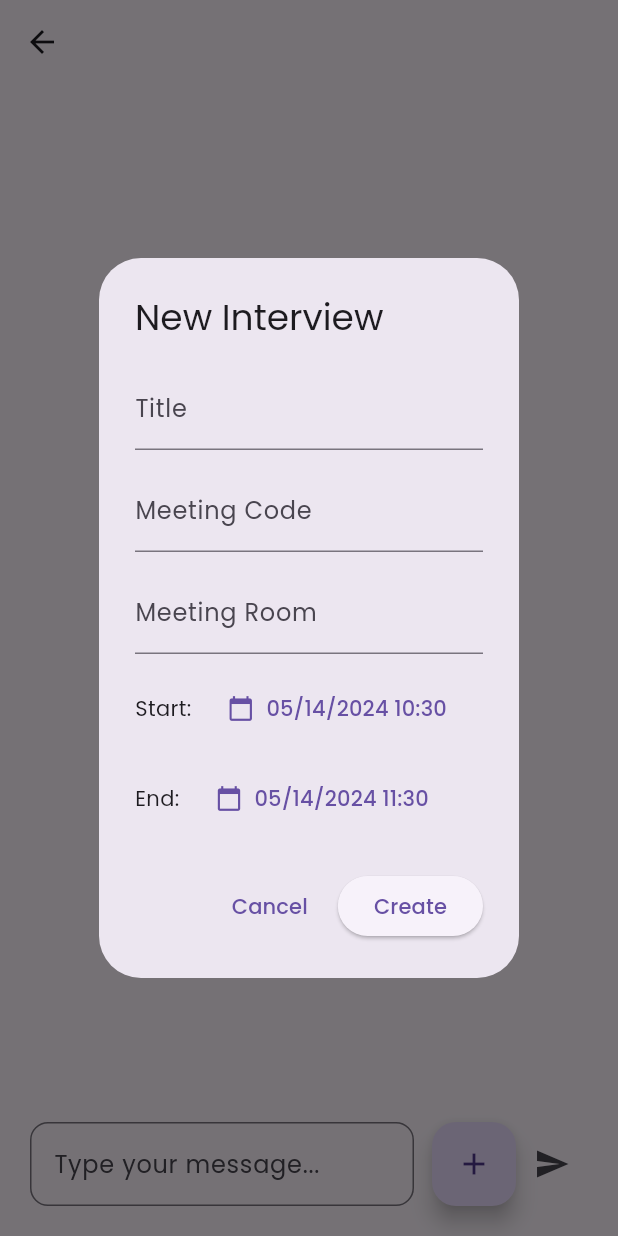
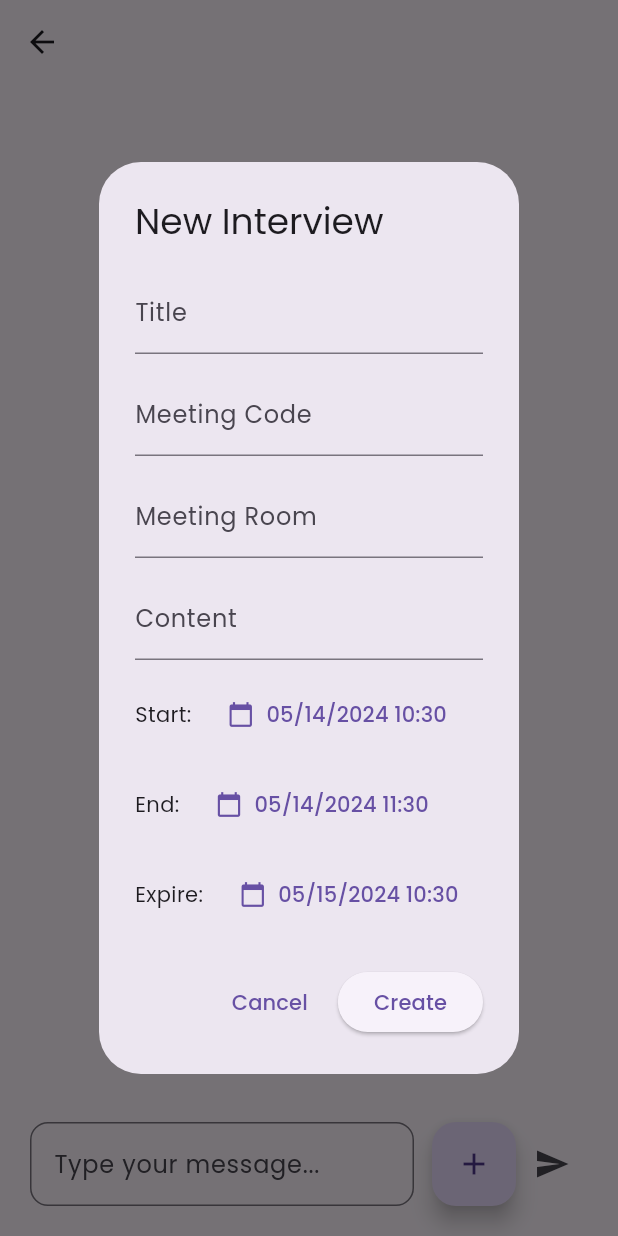
Before and after one commit to vinhhien1012001/Mobile_FinalProject, a Flutter app: the MessagesDetails screen opened directly with empty values, after a tap on the "add" icon, on a phone screen of 412 x 824 dp. Run offline on Flutter 3.47's test engine with Material 3 defaults, Android fonts, the phone set to English and light mode, and no system bars; our stand-ins replace bloc, equatable, flutter_bloc, flutter_secure_storage, freezed_annotation, hooks_riverpod and 5 more; accounts and stored records are empty; generated files the repository leaves out were written again; network calls fail.

Commit message:
feat: Create new interview

```diff
--- a/lib/features/message/bloc/message_event.dart
+++ b/lib/features/message/bloc/message_event.dart
@@ -59,3 +59,32 @@ class GetAllMessagesInConversation extends MessageEvent {
   @override
   List<Object?> get props => [projectId, recipientId];
 }
+
+class CreateNewInterview extends MessageEvent {
+  final String title;
+  final String content;
+  final String startTime;
+  final String endTime;
+  final int projectId;
+  final int senderId;
+  final int receiverId;
+  final String roomCode;
+  final String roomId;
+  final String expiredAt;
+
+  const CreateNewInterview(
+      {required this.title,
+      required this.content,
+      required this.startTime,
+      required this.endTime,
+      required this.projectId,
+      required this.senderId,
+      required this.receiverId,
+      required this.roomCode,
+      required this.roomId,
+      required this.expiredAt});
+
+  @override
+  List<Object?> get props =>
+      [projectId, title, startTime, endTime, roomCode, roomId];
+}
--- a/lib/features/message/bloc/message_state.dart
+++ b/lib/features/message/bloc/message_state.dart
@@ -77,3 +77,22 @@ class MessageSendFailure extends MessageState {
   @override
   List<Object?> get props => [error, DateTime.now()];
 }
+
+// State for creating new interview
+class InterviewCreateSuccess extends MessageState {
+  final String roomCode;
+
+  const InterviewCreateSuccess(this.roomCode);
+
+  @override
+  List<Object?> get props => [roomCode];
+}
+
+class InterviewOperationFailure extends MessageState {
+  final String error;
+
+  const InterviewOperationFailure(this.error);
+
+  @override
+  List<Object?> get props => [error];
+}
--- a/lib/pages/sub-pages/message_conversation.dart
+++ b/lib/pages/sub-pages/message_conversation.dart
@@ -190,7 +190,11 @@ class _MessagesDetailsState extends State<MessagesDetails> {
                         // Open dialog to create a new interview
                         showDialog(
                           context: context,
-                          builder: (context) => const NewInterviewDialog(),
+                          builder: (context) => NewInterviewDialog(
+                            projectId: widget.projectId,
+                            receiverId: widget.recipientId,
+                            senderId: sender.id,
+                          ),
                         );
                       },
                       child: const Icon(Icons.add),
--- a/lib/widgets/interview_input.dart
+++ b/lib/widgets/interview_input.dart
@@ -1,9 +1,21 @@
+// ignore_for_file: use_build_context_synchronously
+
+import 'package:final_project_mobile/features/message/bloc/message_bloc.dart';
+import 'package:final_project_mobile/features/message/bloc/message_event.dart';
 import 'package:flutter/material.dart';
+import 'package:flutter_bloc/flutter_bloc.dart';
 import 'package:intl/intl.dart';
 
 class NewInterviewDialog extends StatefulWidget {
-  const NewInterviewDialog({super.key});
-
+  final int projectId;
+  final int senderId;
+  final int receiverId;
+  const NewInterviewDialog({
+    super.key,
+    required this.projectId,
+    required this.senderId,
+    required this.receiverId,
+  });
   @override
   NewInterviewDialogState createState() => NewInterviewDialogState();
 }
@@ -12,8 +24,10 @@ class NewInterviewDialogState extends State<NewInterviewDialog> {
   late TextEditingController _titleController;
   late TextEditingController _meetingCodeController;
   late TextEditingController _meetingRoomController;
+  late TextEditingController _contentController;
   late DateTime _startDate;
   late DateTime _endDate;
+  late DateTime _expireDate;
 
   @override
   void initState() {
@@ -21,15 +35,18 @@ class NewInterviewDialogState extends State<NewInterviewDialog> {
     _titleController = TextEditingController();
     _meetingCodeController = TextEditingController();
     _meetingRoomController = TextEditingController();
+    _contentController = TextEditingController();
     _startDate = DateTime.now();
     _endDate = DateTime.now().add(const Duration(hours: 1));
+    _expireDate = DateTime.now().add(const Duration(days: 1));
   }
 
   @override
   Widget build(BuildContext context) {
     return AlertDialog(
       title: const Text('New Interview'),
-      content: Column(
+      content: SingleChildScrollView(
+        child: Column(
           mainAxisSize: MainAxisSize.min,
           crossAxisAlignment: CrossAxisAlignment.start,
           children: [
@@ -46,6 +63,11 @@ class NewInterviewDialogState extends State<NewInterviewDialog> {
             TextField(
               controller: _meetingRoomController,
               decoration: const InputDecoration(labelText: 'Meeting Room'),
+            ),
+            const SizedBox(height: 12),
+            TextField(
+              controller: _contentController,
+              decoration: const InputDecoration(labelText: 'Content'),
             ),
             const SizedBox(height: 12),
             Row(
@@ -79,7 +101,8 @@ class NewInterviewDialogState extends State<NewInterviewDialog> {
                     }
                   },
                   icon: const Icon(Icons.calendar_today),
-                label: Text(DateFormat('MM/dd/yyyy HH:mm').format(_startDate)),
+                  label:
+                      Text(DateFormat('MM/dd/yyyy HH:mm').format(_startDate)),
                 ),
               ],
             ),
@@ -119,12 +142,49 @@ class NewInterviewDialogState extends State<NewInterviewDialog> {
                 ),
               ],
             ),
+            const SizedBox(height: 12),
+            Row(
+              children: [
+                const Text('Expire:'),
+                const SizedBox(width: 12),
+                TextButton.icon(
+                  onPressed: () async {
+                    final selectedDate = await showDatePicker(
+                      context: context,
+                      initialDate: _expireDate,
+                      firstDate: DateTime(2000),
+                      lastDate: DateTime(2100),
+                    );
+                    if (selectedDate != null) {
+                      final selectedTime = await showTimePicker(
+                        context: context,
+                        initialTime: TimeOfDay.fromDateTime(_expireDate),
+                      );
+                      if (selectedTime != null) {
+                        setState(() {
+                          _expireDate = DateTime(
+                            selectedDate.year,
+                            selectedDate.month,
+                            selectedDate.day,
+                            selectedTime.hour,
+                            selectedTime.minute,
+                          );
+                        });
+                      }
+                    }
+                  },
+                  icon: const Icon(Icons.calendar_today),
+                  label:
+                      Text(DateFormat('MM/dd/yyyy HH:mm').format(_expireDate)),
+                ),
               ],
+            ),
+          ],
+        ),
       ),
       actions: [
         TextButton(
           onPressed: () {
-            // Cancel button action
             Navigator.of(context).pop();
           },
           child: const Text('Cancel'),
@@ -135,9 +195,24 @@ class NewInterviewDialogState extends State<NewInterviewDialog> {
             String title = _titleController.text.trim();
             String meetingCode = _meetingCodeController.text.trim();
             String meetingRoom = _meetingRoomController.text.trim();
+            String content = _contentController.text.trim();
             if (title.isNotEmpty) {
               // Create the interview with the provided details
               // You can handle the creation logic here
+              BlocProvider.of<MessageBloc>(context).add(
+                CreateNewInterview(
+                  title: title,
+                  content: content,
+                  startTime: _startDate.toIso8601String(),
+                  endTime: _endDate.toIso8601String(),
+                  projectId: widget.projectId,
+                  senderId: widget.senderId,
+                  receiverId: widget.receiverId,
+                  roomCode: meetingCode,
+                  roomId: meetingRoom,
+                  expiredAt: _expireDate.toIso8601String(),
+                ),
+              );
               Navigator.of(context).pop();
             }
           },
@@ -152,6 +227,7 @@ class NewInterviewDialogState extends State<NewInterviewDialog> {
     _titleController.dispose();
     _meetingCodeController.dispose();
     _meetingRoomController.dispose();
+    _contentController.dispose();
     super.dispose();
   }
 }
```
Also changed, not shown: lib/features/message/bloc/message_bloc.dart (+30 -0 lines), lib/features/message/repos/message_repo.dart (+33 -0 lines). Lines whose indentation alone changed are shown as unchanged.
